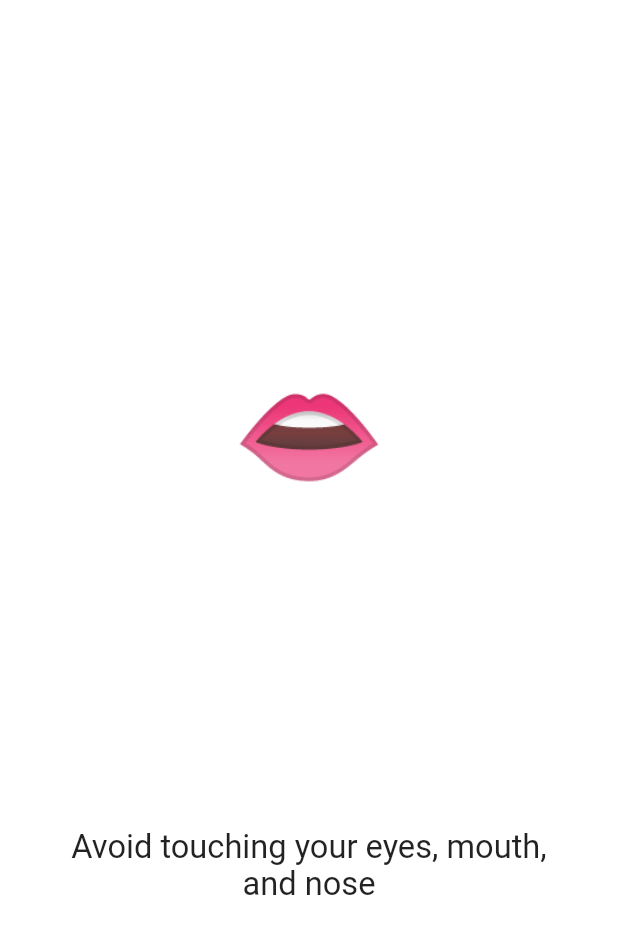
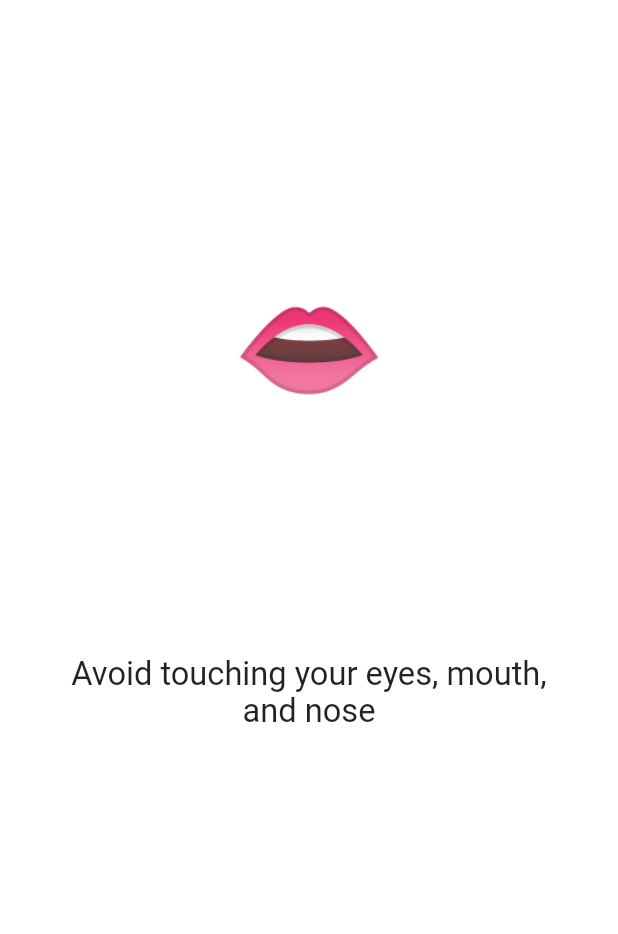
Before and after one commit to WorldHealthOrganization/app, a Flutter app: the CarouselSlide widget shown alone on an empty page, opened directly, on a phone screen of 412 x 824 dp. Shown: the top 934 px of the screen. Run offline on Flutter 3.47's test engine with Material 2 defaults, Android fonts, the phone set to English and light mode, and no system bars; our stand-ins replace share; missing offline and left inert: page_view_indicator.

Commit message:
Fix overflow, code cleanup

```diff
--- a/client/flutter/lib/carousel_page.dart
+++ b/client/flutter/lib/carousel_page.dart
@@ -5,16 +5,15 @@ import 'package:flutter/rendering.dart';
 import 'package:page_view_indicator/page_view_indicator.dart';
 
 class CarouselSlide extends StatelessWidget {
+  final BuildContext context;
   final Widget titleWidget;
   final String message;
-  final BuildContext context;
 
-  CarouselSlide(this.context, {this.titleWidget, this.message = ""});
+  CarouselSlide(this.context, {this.titleWidget, this.message});
 
   @override
   Widget build(BuildContext context) {
     double scale = contentScale(context);
-    var screenHeight = MediaQuery.of(context).size.height;
     return Container(
       padding: EdgeInsets.all(24),
       child: Card(
@@ -25,12 +24,8 @@ class CarouselSlide extends StatelessWidget {
           children: <Widget>[
             Spacer(flex: 1),
             this.titleWidget == null
-                ? Container(
-                    height: 0,
-                  )
-                : Container(
-                    height: screenHeight * 0.4,
-                    child: this.titleWidget ?? Container()),
+                ? Container()
+                : Container(child: this.titleWidget ?? Container()),
             Spacer(flex: 1),
             Text(
               this.message,
@@ -47,12 +42,10 @@ class CarouselSlide extends StatelessWidget {
 
 class CarouselView extends StatelessWidget {
   final List<CarouselSlide> items;
+  final PageController pageController = PageController();
+  final pageIndexNotifier = ValueNotifier<int>(0);
 
   CarouselView(this.items);
-
-  final pageIndexNotifier = ValueNotifier<int>(0);
-
-  PageController pageController = new PageController();
 
   @override
   Widget build(BuildContext context) {
@@ -61,7 +54,7 @@ class CarouselView extends StatelessWidget {
         children: <Widget>[
           PageView(
             controller: pageController,
-            onPageChanged: (i) => pageIndexNotifier.value = i,
+            onPageChanged: (index) => pageIndexNotifier.value = index,
             children: this.items,
           ),
           Align(
@@ -128,9 +121,9 @@ class CarouselView extends StatelessWidget {
 }
 
 class EmojiHeader extends StatelessWidget {
+  final String emoji;
+
   EmojiHeader(this.emoji);
-
-  final String emoji;
 
   @override
   Widget build(BuildContext context) {
```
